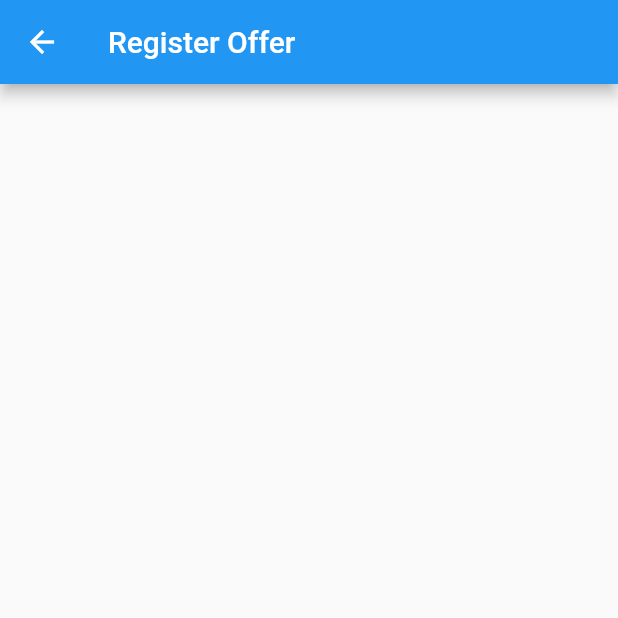
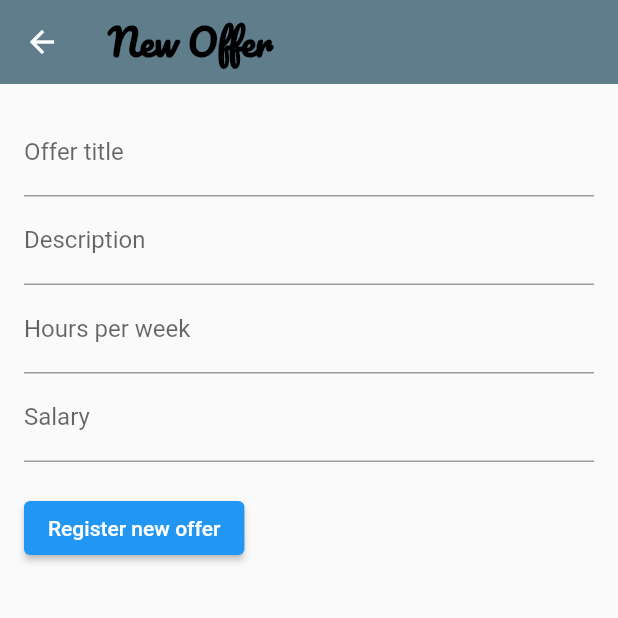
Before and after one commit to Falchizao/worker_client, a Flutter app: the RegisterOffer screen opened directly, on a phone screen of 412 x 824 dp, the top half of it. Run offline on Flutter 3.47's test engine with Material 2 defaults, Android fonts, the phone set to English and light mode, and no system bars; our stand-ins replace animated_bottom_navigation_bar, faker, flutter_secure_storage, flutter_svg, fluttertoast, get and 4 more; accounts and stored records are empty.

Commit message:
feat: register offer

```diff
--- a/lib/models/offer_model.dart
+++ b/lib/models/offer_model.dart
@@ -6,11 +6,13 @@ class Offer {
   final String content;
   final String employer;
   final String title;
+  final String hours;
 
   Offer(
       {required this.salary,
       required this.createdDate,
       required this.content,
       required this.employer,
-      required this.title});
+      required this.title,
+      required this.hours});
 }
--- a/lib/modules/menu/feed_page.dart
+++ b/lib/modules/menu/feed_page.dart
@@ -93,7 +93,7 @@ class _RootPageState extends State<RootPage> {
           visible: _shouldShowFloatingButton(), // Set it to false
           child: FloatingActionButton(
             onPressed: () {
-              Get.to(() => const RegisterOffer());
+              Get.to(() => RegisterOffer());
             },
             backgroundColor: Colors.white,
             child: const Icon(
--- a/lib/modules/offers/offers.dart
+++ b/lib/modules/offers/offers.dart
@@ -33,7 +33,7 @@ class _OffersPageState extends State<OffersPage> {
     if (response.statusCode == 200) {
       try {
         var jsonData = jsonDecode(response.body);
-
+        offers.clear();
         for (var eachOffer in jsonData) {
           final offer = Offer(
             salary: eachOffer['salary'].toString(),
@@ -41,6 +41,7 @@ class _OffersPageState extends State<OffersPage> {
             content: eachOffer['content'],
             employer: eachOffer['employer'],
             title: eachOffer['title'],
+            hours: eachOffer['hours'].toString(),
           );
           offers.add(offer);
         }
@@ -54,8 +55,8 @@ class _OffersPageState extends State<OffersPage> {
 
   @override
   void initState() {
+    _getOffers();
     super.initState();
-    _getOffers();
   }
 
   @override
--- a/lib/services/register_offer.dart
+++ b/lib/services/register_offer.dart
@@ -1,18 +1,185 @@
+import 'dart:convert';
+
 import 'package:flutter/material.dart';
+import 'package:get/get.dart';
+import 'package:google_fonts/google_fonts.dart';
+import 'package:scarlet_graph/models/offer_model.dart';
+import 'package:scarlet_graph/utils/handler.dart';
+import "package:http/http.dart" as http;
+import '../utils/constants.dart';
+import '../utils/requests.dart';
+import 'jwtservice.dart';
 
 class RegisterOffer extends StatefulWidget {
-  const RegisterOffer({super.key});
-
   @override
-  State<RegisterOffer> createState() => _RegisterOfferState();
+  _RegisterOfferState createState() => _RegisterOfferState();
 }
 
 class _RegisterOfferState extends State<RegisterOffer> {
+  final _formKey = GlobalKey<FormState>();
+  String _salary = '';
+  String _content = '';
+  String _title = '';
+  String _hours = '';
+
+  Future _addOffer() async {
+    showDialog(
+        context: context,
+        builder: (context) {
+          return const Center(child: CircularProgressIndicator());
+        });
+
+    var token = await JwtService().getToken();
+    var response = await http.post(Uri.parse('$BASE_URL/$OFFER/add'),
+        headers: {
+          'Content-Type': 'application/json',
+          'Authorization': 'Bearer $token'
+        },
+        body: json.encode({
+          "content": _content,
+          "salary": _salary,
+          "title": _title,
+          "hours": _hours
+        }));
+
+    Navigator.of(context).pop();
+    if (response.statusCode == 201) {
+      handleToast("Offer added with success!");
+      Get.back();
+    } else {
+      handleToast("Erro while trying to add new offer!");
+    }
+  }
+
   @override
   Widget build(BuildContext context) {
     return Scaffold(
-        appBar: AppBar(
-      title: const Text('Register Offer'),
-    ));
+      appBar: AppBar(
+        title: Row(
+          mainAxisAlignment: MainAxisAlignment.spaceBetween,
+          children: [
+            Text(
+              'New Offer',
+              style: GoogleFonts.pacifico(
+                color: Colors.black,
+                fontWeight: FontWeight.bold,
+                fontSize: 24,
+              ),
+            ),
+          ],
+        ),
+        backgroundColor: Colors.blueGrey,
+        elevation: 0.0,
+      ),
+      body: SingleChildScrollView(
+        child: Padding(
+          padding: const EdgeInsets.all(16.0),
+          child: Form(
+            key: _formKey,
+            child: Column(
+              crossAxisAlignment: CrossAxisAlignment.start,
+              children: <Widget>[
+                TextFormField(
+                  controller: TextEditingController(text: _title),
+                  onChanged: (title) {
+                    _title = title;
+                  },
+                  decoration: const InputDecoration(
+                    labelText: 'Offer title',
+                  ),
+                  validator: (title) {
+                    if (title != null && title.isEmpty) {
+                      return 'Please enter a title';
+                    }
+                    return null;
+                  },
+                  onSaved: (title) {
+                    if (title != null && title.isEmpty) {
+                      _title = title;
+                    }
+                  },
+                ),
+                TextFormField(
+                  controller: TextEditingController(text: _content),
+                  onChanged: (content) {
+                    _content = content;
+                  },
+                  decoration: const InputDecoration(
+                    labelText: 'Description',
+                  ),
+                  validator: (content) {
+                    if (content != null && content.isEmpty) {
+                      return 'Please enter some description';
+                    }
+                    return null;
+                  },
+                  onSaved: (content) {
+                    if (content != null && content.isEmpty) {
+                      _content = content;
+                    }
+                  },
+                ),
+                TextFormField(
+                  controller: TextEditingController(text: _hours),
+                  onChanged: (value) {
+                    _hours = value;
+                  },
+                  decoration: const InputDecoration(
+                    labelText: 'Hours per week',
+                  ),
+                  validator: (hours) {
+                    if (hours == null) {
+                      return 'Please enter some text';
+                    }
+                    if (hours.isEmpty) {
+                      return 'Please enter some text';
+                    }
+                    if (double.tryParse(hours) == null) {
+                      return 'Please enter a valid number';
+                    }
+                    return null;
+                  },
+                  onSaved: (hours) {
+                    if (hours != null) {
+                      _hours = hours;
+                    }
+                  },
+                ),
+                TextFormField(
+                  controller: TextEditingController(text: _salary),
+                  onChanged: (salary) {
+                    _salary = salary;
+                  },
+                  decoration: const InputDecoration(
+                    labelText: 'Salary',
+                  ),
+                  validator: (salary) {
+                    if (salary != null && salary.isEmpty) {
+                      return 'Please enter the salary';
+                    }
+                    return null;
+                  },
+                  onSaved: (salary) {
+                    if (salary != null && salary.isEmpty) {
+                      _salary = salary;
+                    }
+                    return null;
+                  },
+                ),
+                const SizedBox(height: 20.0),
+                ElevatedButton(
+                  onPressed: () {
+                    if (_formKey.currentState != null) {
+                      _addOffer();
+                    }
+                  },
+                  child: Text('Register new offer'),
+                ),
+              ],
+            ),
+          ),
+        ),
+      ),
+    );
   }
 }
```
